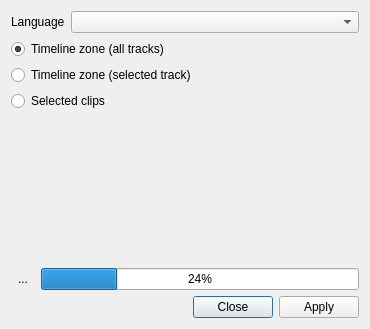
This is src/ui/speechdialog_ui.ui in KDE/kdenlive as Qt 5 draws it before an edit. The edited form follows.
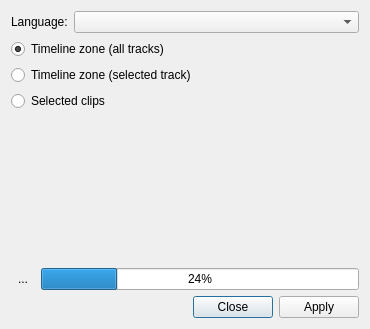
This is the edited form. Custom widgets are drawn as their Qt base class.

Patch:
```diff
--- a/src/ui/speechdialog_ui.ui
+++ b/src/ui/speechdialog_ui.ui
@@ -17,7 +17,7 @@
    <item row="0" column="0">
     <widget class="QLabel" name="label">
      <property name="text">
-      <string>Language</string>
+      <string>Language:</string>
      </property>
     </widget>
    </item>
```
